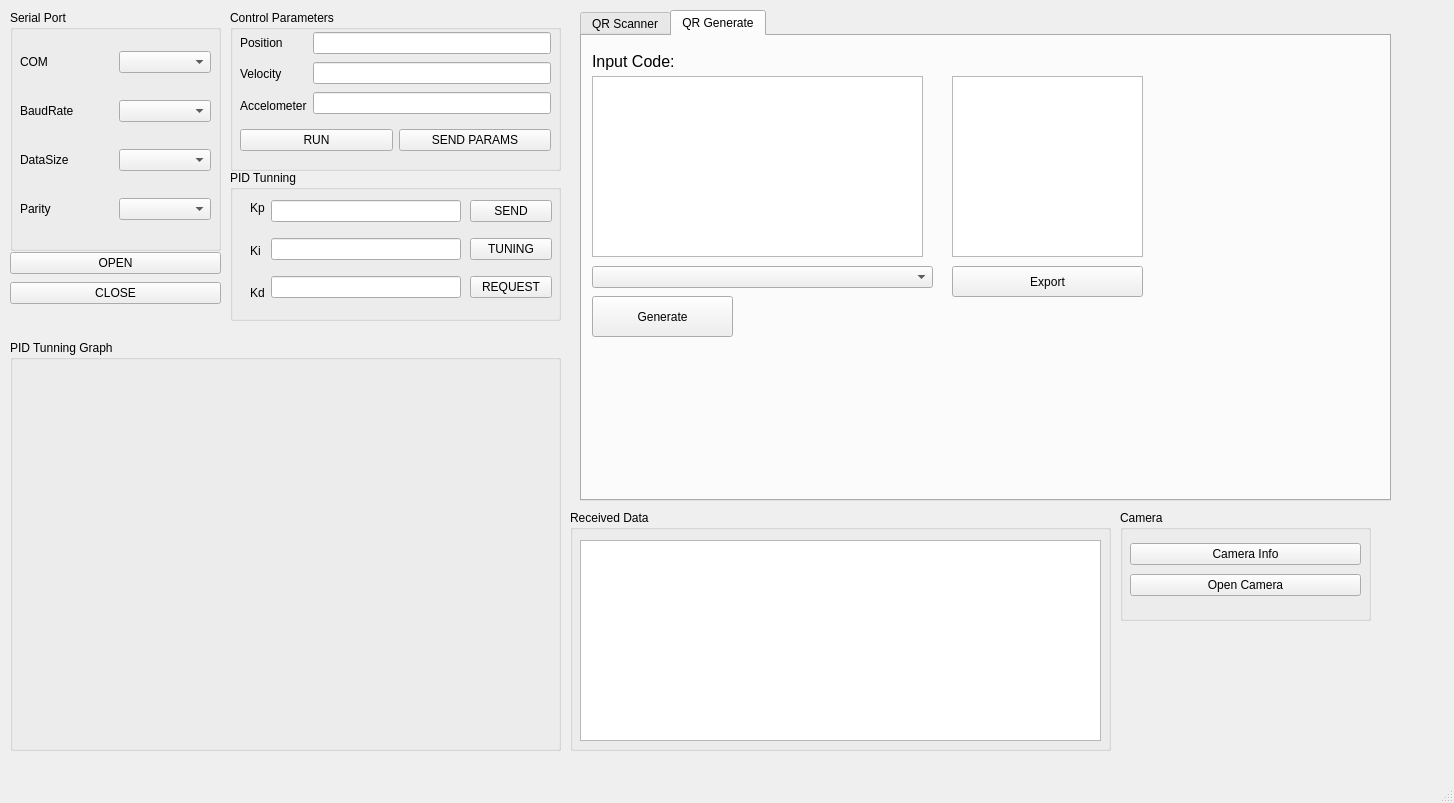
Qt form QRCodeAGV_SW/mainwindow.ui (Vienchau/Motor-Control-Using-QR-Code) before a commit.
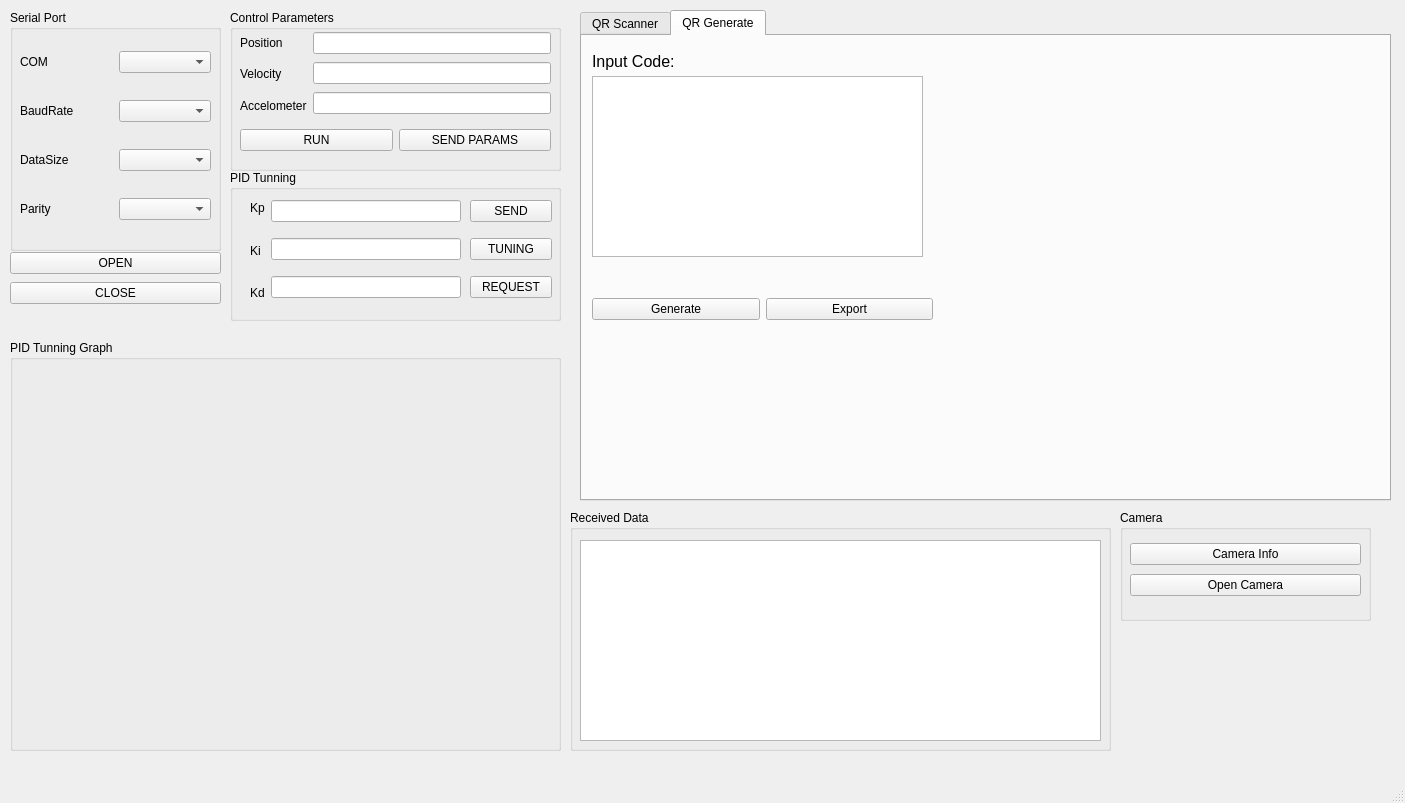
The same form after that commit. The open tabs and pages were chosen to show the change. Icons and pictures are not drawn. Custom widgets are drawn as their Qt base class.

The edit to the form file:
```diff
--- a/QRCodeAGV_SW/mainwindow.ui
+++ b/QRCodeAGV_SW/mainwindow.ui
@@ -6,7 +6,7 @@
    <rect>
     <x>0</x>
     <y>0</y>
-    <width>1454</width>
+    <width>1405</width>
     <height>803</height>
    </rect>
   </property>
@@ -329,52 +329,6 @@
        <string>Input Code:</string>
       </property>
      </widget>
-     <widget class="QComboBox" name="formatCombobox">
-      <property name="geometry">
-       <rect>
-        <x>10</x>
-        <y>230</y>
-        <width>341</width>
-        <height>22</height>
-       </rect>
-      </property>
-     </widget>
-     <widget class="QPushButton" name="generateButton">
-      <property name="geometry">
-       <rect>
-        <x>10</x>
-        <y>260</y>
-        <width>141</width>
-        <height>41</height>
-       </rect>
-      </property>
-      <property name="text">
-       <string>Generate</string>
-      </property>
-     </widget>
-     <widget class="QPushButton" name="exportButton">
-      <property name="geometry">
-       <rect>
-        <x>370</x>
-        <y>230</y>
-        <width>191</width>
-        <height>31</height>
-       </rect>
-      </property>
-      <property name="text">
-       <string>Export</string>
-      </property>
-     </widget>
-     <widget class="QGraphicsView" name="qrView">
-      <property name="geometry">
-       <rect>
-        <x>370</x>
-        <y>40</y>
-        <width>191</width>
-        <height>181</height>
-       </rect>
-      </property>
-     </widget>
      <widget class="QTextEdit" name="datainputTextEdit">
       <property name="geometry">
        <rect>
@@ -385,6 +339,45 @@
        </rect>
       </property>
      </widget>
+     <widget class="QLabel" name="QRLabel">
+      <property name="geometry">
+       <rect>
+        <x>370</x>
+        <y>40</y>
+        <width>256</width>
+        <height>256</height>
+       </rect>
+      </property>
+      <property name="text">
+       <string/>
+      </property>
+     </widget>
+     <widget class="QWidget" name="">
+      <property name="geometry">
+       <rect>
+        <x>10</x>
+        <y>260</y>
+        <width>341</width>
+        <height>26</height>
+       </rect>
+      </property>
+      <layout class="QHBoxLayout" name="horizontalLayout_8">
+       <item>
+        <widget class="QPushButton" name="generateButton">
+         <property name="text">
+          <string>Generate</string>
+         </property>
+        </widget>
+       </item>
+       <item>
+        <widget class="QPushButton" name="exportButton">
+         <property name="text">
+          <string>Export</string>
+         </property>
+        </widget>
+       </item>
+      </layout>
+     </widget>
     </widget>
    </widget>
    <widget class="QGroupBox" name="groupBox_7">
```
Left out of the diff: 4 changed lines with no effect on the pictures.
